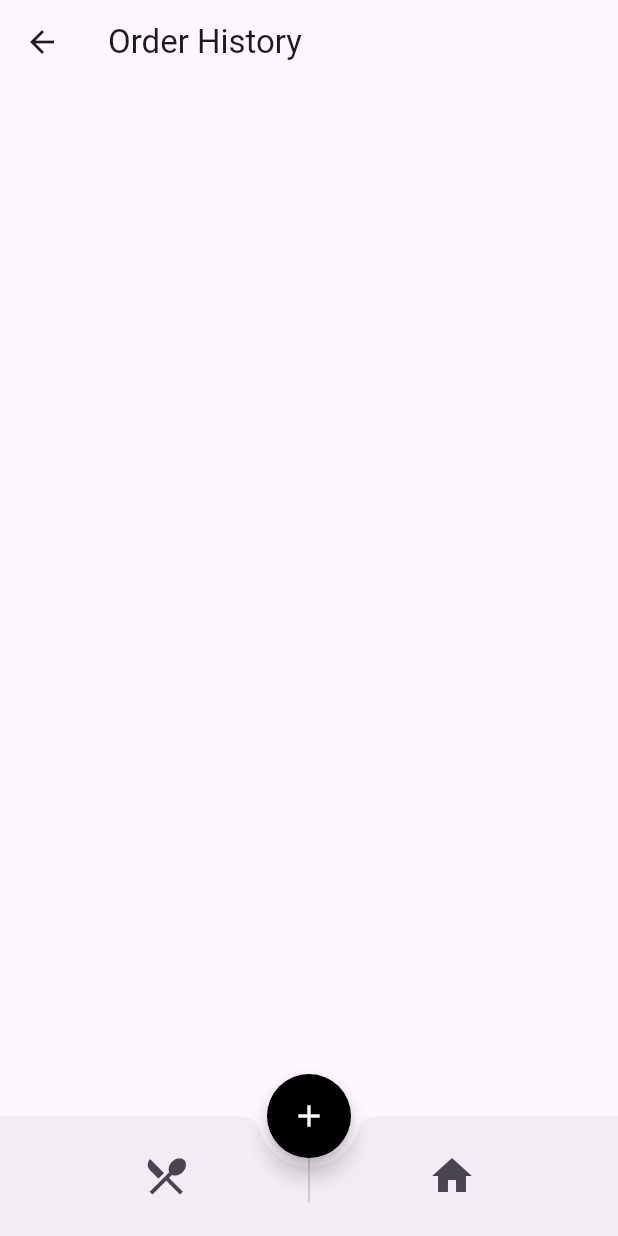
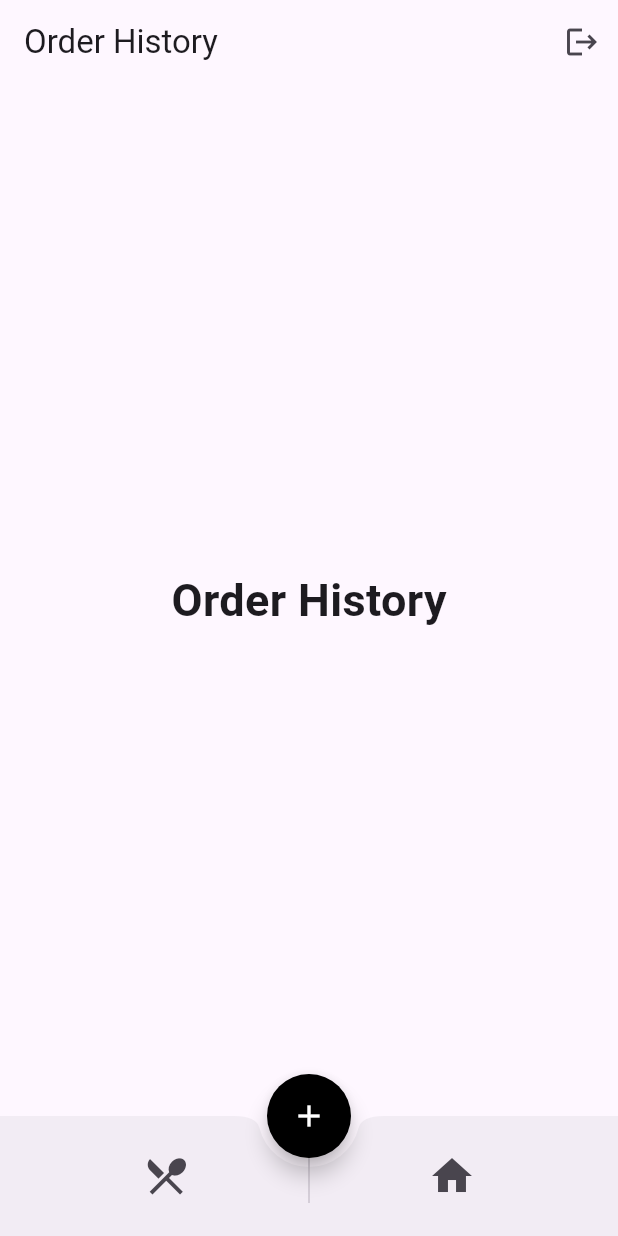
Before and after one commit to safiyasajad/flutterapplicationwithnodejs, a Flutter app: the Dashboard screen opened directly, after a tap on the "restaurant menu" icon, on a phone screen of 412 x 824 dp. Run offline on Flutter 3.47's test engine with Material 3 defaults, Android fonts, the phone set to English and light mode, and no system bars; our stand-ins replace shared_preferences; accounts and stored records are empty; network calls fail.

Commit message:
streamlined the navigation of pages
instead of redirecting the pages over and over again, made sure to have the changes between the pages and nor keep redirecting the pages

```diff
--- a/lib/FloatingActionBar.dart
+++ b/lib/FloatingActionBar.dart
@@ -1,76 +1,90 @@
-import 'package:flutter/material.dart';
-import 'package:flutterapplicationwithnodejs/dashboard.dart';
+// import 'package:flutter/material.dart';
+// import 'package:flutterapplicationwithnodejs/dashboard.dart';
 
-class Floatingactionbar extends StatelessWidget {
-  const Floatingactionbar({super.key});
+// class Floatingactionbar extends StatelessWidget {
+//   const Floatingactionbar({super.key});
 
-  @override
-  Widget build(BuildContext context) {
-    return Scaffold(
-      appBar: AppBar(
-  title: const Text('Order History'),
-),
-      //floating action button
-      floatingActionButtonLocation: FloatingActionButtonLocation.centerDocked,
-      floatingActionButton: FloatingActionButton(
-        onPressed: () {
-          // Add your action here
-        },
-        child: const Icon(Icons.add),
-        backgroundColor: Colors.black, // Set the background color of the FAB
-        foregroundColor: Colors.white, // Set the icon color of the FAB
-        // elevation: 6.0, // Set the elevation of the FAB
-        shape: const CircleBorder(), // Set the shape of the FAB
-     ),
+//   @override
+//   Widget build(BuildContext context) {
+//     return Scaffold(
+//       body: SafeArea(
+//         child: Padding(
+//           padding: const EdgeInsets.all(20),
+//           child: Column(
+//             crossAxisAlignment: CrossAxisAlignment.start,
+//             children: [
+//               const Text(
+//                 'Order History',
+//                 style: TextStyle(
+//                   fontSize: 28,
+//                   fontWeight: FontWeight.bold,
+//                  ),
+//               ),
+//             ],
+//           ),
+//         ),
+//       ),
+//       //floating action button
+//       floatingActionButtonLocation: FloatingActionButtonLocation.centerDocked,
+//       floatingActionButton: FloatingActionButton(
+//         onPressed: () {
+//           // Add your action here
+//         },
+//         child: const Icon(Icons.add),
+//         backgroundColor: Colors.black, // Set the background color of the FAB
+//         foregroundColor: Colors.white, // Set the icon color of the FAB
+//         // elevation: 6.0, // Set the elevation of the FAB
+//         shape: const CircleBorder(), // Set the shape of the FAB
+//      ),
 
 
-      //bottom navigation bar
-      bottomNavigationBar: BottomAppBar(
-        notchMargin: 6.0,
-        shape: const CircularNotchedRectangle(),
-      child: SizedBox(
-        height: 60,
-        child: Row(
-          children: [
-            Expanded(
-              child: IconButton(
-                iconSize: 32,
-                icon: const Icon(Icons.restaurant_menu),
-                onPressed: () {Navigator.push(
-                    context,
-                    MaterialPageRoute(
-                      builder: (context) => const Floatingactionbar(),
-                    ),
-                  );
-                },
-              ),
-            ),
+//       //bottom navigation bar
+//       bottomNavigationBar: BottomAppBar(
+//         notchMargin: 6.0,
+//         shape: const CircularNotchedRectangle(),
+//       child: SizedBox(
+//         height: 60,
+//         child: Row(
+//           children: [
+//             Expanded(
+//               child: IconButton(
+//                 iconSize: 32,
+//                 icon: const Icon(Icons.restaurant_menu),
+//                 onPressed: () {Navigator.push(
+//                     context,
+//                     MaterialPageRoute(
+//                       builder: (context) => const Floatingactionbar(),
+//                     ),
+//                   );
+//                 },
+//               ),
+//             ),
 
-            const VerticalDivider(
-              width: 1,
-              thickness: 1,
-              indent: 10,
-              endIndent: 10,
-            ),
+//             const VerticalDivider(
+//               width: 1,
+//               thickness: 1,
+//               indent: 10,
+//               endIndent: 10,
+//             ),
 
-            Expanded(
-              child: IconButton(
-                iconSize: 32,
-                icon: const Icon(Icons.home),
-                onPressed: () {
-                  Navigator.push(
-                    context,
-                    MaterialPageRoute(
-                      builder: (context) => const Dashboard(),
-                    ),
-                  );
-                },
-              ),
-            ),
-          ],
-        ),
-      ),
-      ),
-    );
-  }
-}
+//             Expanded(
+//               child: IconButton(
+//                 iconSize: 32,
+//                 icon: const Icon(Icons.home),
+//                 onPressed: () {
+//                   Navigator.push(
+//                     context,
+//                     MaterialPageRoute(
+//                       builder: (context) => const Dashboard(),
+//                     ),
+//                     );
+//                   },
+//                 ),
+//               ),
+//             ],
+//           ),
+//         ),
+//       ),
+//     );
+//   }
+// }
--- a/lib/dashboard.dart
+++ b/lib/dashboard.dart
@@ -14,6 +14,7 @@ class Dashboard extends StatefulWidget {
 }
 
 class _DashboardState extends State<Dashboard> {
+  int _selectedIndex = 0;
   // This is the same backend base URL used by the login page.
   // 10.0.2.2 is used because the Android emulator needs this special address
   // to reach localhost on your computer.
@@ -99,7 +100,11 @@ class _DashboardState extends State<Dashboard> {
 
       //app bar
       appBar: AppBar(
-        title: const Text('Dashboard'),
+        title: Text(
+          _selectedIndex == 0
+          ? "Dashboard"
+          : "Order History",
+          ),
         actions: [
           IconButton(
             icon: const Icon(Icons.logout),
@@ -134,12 +139,10 @@ class _DashboardState extends State<Dashboard> {
               child: IconButton(
                 iconSize: 32,
                 icon: const Icon(Icons.restaurant_menu),
-                onPressed: () {Navigator.push(
-                    context,
-                    MaterialPageRoute(
-                      builder: (context) => const Floatingactionbar(),
-                    ),
-                  );
+                onPressed: () {
+                  setState(() {
+                    _selectedIndex = 1;
+                  });
                 },
               ),
             ),
@@ -156,12 +159,9 @@ class _DashboardState extends State<Dashboard> {
                 iconSize: 32,
                 icon: const Icon(Icons.home),
                 onPressed: () {
-                  Navigator.push(
-                    context,
-                    MaterialPageRoute(
-                      builder: (context) => const Dashboard(),
-                    ),
-                  );
+                  setState(() {
+                    _selectedIndex = 0;
+                  });
                 },
               ),
             ),
@@ -170,9 +170,30 @@ class _DashboardState extends State<Dashboard> {
       ),
     ),
 
-      body: Center(child: _buildBody()),
+      body: _selectedIndex == 0
+    ? dashboardPage()
+    : orderHistoryPage(),
     );
   }
+
+  //creates a dashboard page with user details
+  Widget dashboardPage() {
+  return Center(
+    child: _buildBody(),
+  );
+}
+  //creates a order history page
+  Widget orderHistoryPage() {
+  return const Center(
+    child: Text(
+      "Order History",
+      style: TextStyle(
+        fontSize: 30,
+        fontWeight: FontWeight.bold,
+      ),
+    ),
+  );
+}
 
   Widget _buildBody() {
     // While /me is loading, show a spinner instead of empty content.
```
